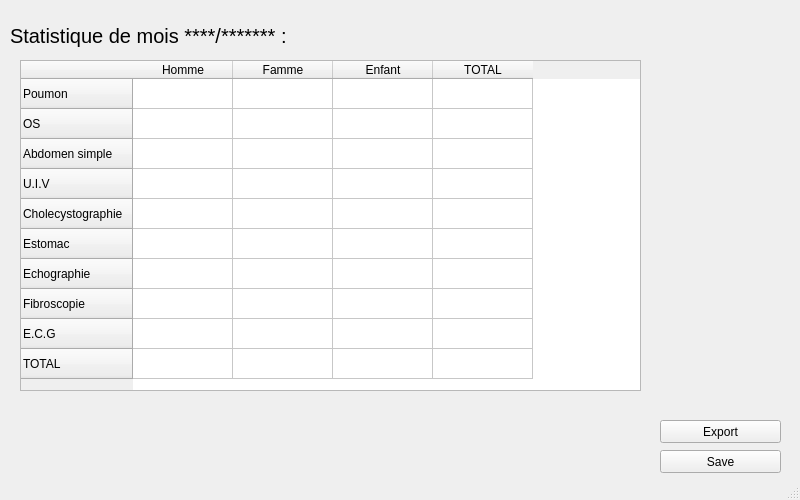
otmanLAHRECHE/EPSP_Garde_Project, file ui/radiologie_statistiques.ui: the form before one commit.
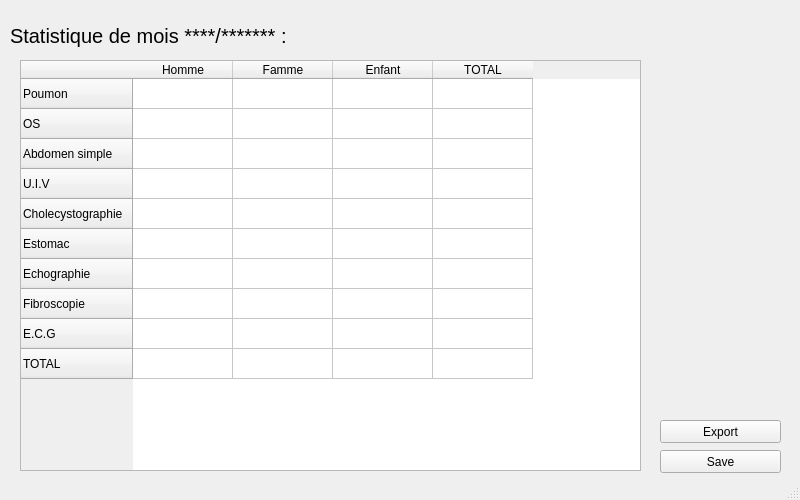
The form after the commit.

```diff
--- a/ui/radiologie_statistiques.ui
+++ b/ui/radiologie_statistiques.ui
@@ -69,7 +69,7 @@
       <x>20</x>
       <y>60</y>
       <width>621</width>
-      <height>331</height>
+      <height>411</height>
      </rect>
     </property>
     <row>
```
